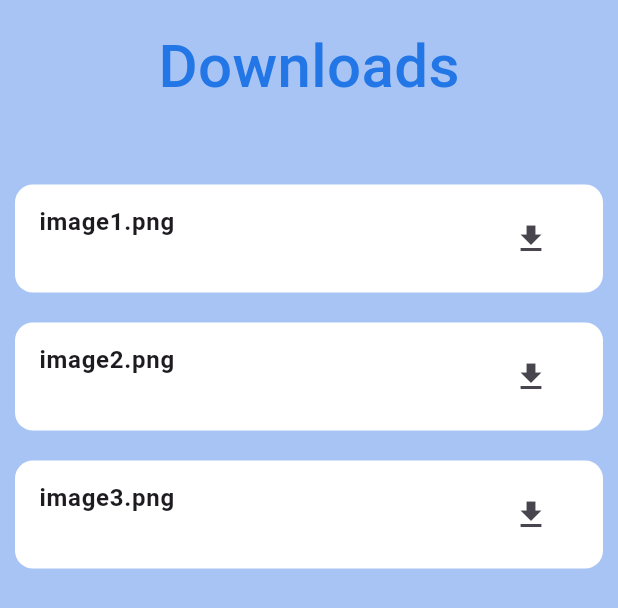
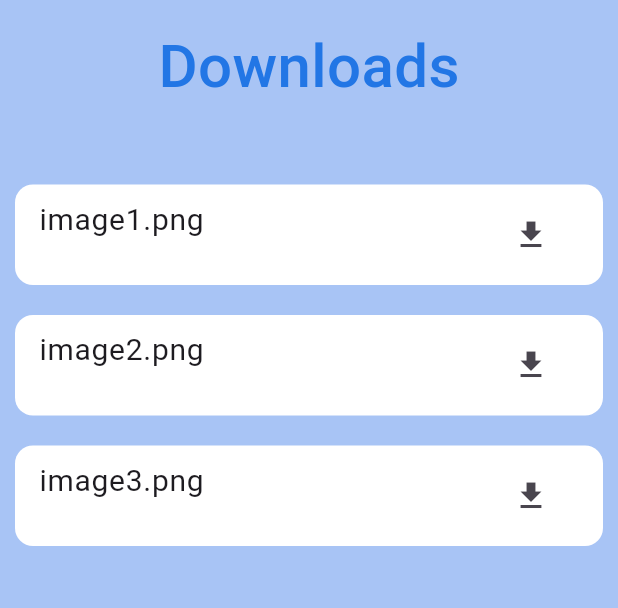
Before and after one commit to ChethaNavid/w4_flutter_practice, a Flutter app: the DownloadsScreen widget shown alone on an empty page, opened directly, on a phone screen of 412 x 824 dp. Shown: the top 608 px of the screen. Run offline on Flutter 3.47's test engine with Material 3 defaults, Android fonts, the phone set to English and light mode, and no system bars; project files that could hold a hidden picture were left out.

Commit message:
TASK-002 – Downloader (Switch to Provider)

```diff
--- a/lib/2_download_app/main.dart
+++ b/lib/2_download_app/main.dart
@@ -1,12 +1,17 @@
 import 'package:flutter/material.dart';
-
+import 'package:provider/provider.dart';
 import 'ui/providers/theme_color_provider.dart';
 import 'ui/screens/settings/settings_screen.dart';
 import 'ui/screens/downloads/downloads_screen.dart';
 import 'ui/theme/theme.dart';
 
 void main() {
-  runApp(const MyApp());
+  runApp(
+    ChangeNotifierProvider<ThemeColorProvider>(
+      create: (context) => ThemeColorProvider(),
+      builder: (context, child) => const MyApp(),
+    ),
+  );
 }
 
 class MyApp extends StatefulWidget {
@@ -19,10 +24,11 @@ class MyApp extends StatefulWidget {
 class _MyAppState extends State<MyApp> {
   int _currentIndex = 1;
 
-  final List<Widget> _pages =  [DownloadsScreen(), SettingsScreen()];
+  final List<Widget> _pages = [DownloadsScreen(), SettingsScreen()];
 
   @override
   Widget build(BuildContext context) {
+    ThemeColorProvider themeProvider = context.watch<ThemeColorProvider>();
     return MaterialApp(
       debugShowCheckedModeBanner: false,
       theme: appTheme,
--- a/lib/2_download_app/ui/providers/theme_color_provider.dart
+++ b/lib/2_download_app/ui/providers/theme_color_provider.dart
@@ -19,5 +19,3 @@ class ThemeColorProvider extends ChangeNotifier {
     notifyListeners();
   }
 }
-
-final themeProvider = ThemeColorProvider();
--- a/lib/2_download_app/ui/screens/downloads/downloads_screen.dart
+++ b/lib/2_download_app/ui/screens/downloads/downloads_screen.dart
@@ -1,4 +1,5 @@
 import 'package:flutter/material.dart';
+import 'package:provider/provider.dart';
 import 'package:w4_flutter_practice/2_download_app/ui/screens/downloads/widgets/download_tile.dart';
 import '../../providers/theme_color_provider.dart';
 import '../../theme/theme.dart';
@@ -23,9 +24,7 @@ class DownloadsScreen extends StatelessWidget {
 
   @override
   Widget build(BuildContext context) {
-    return ListenableBuilder(
-      listenable: themeProvider,
-      builder: (context, child) {
+    ThemeColorProvider themeProvider = context.read<ThemeColorProvider>();
     final currentThemeColor = themeProvider.currentThemeColor;
     return Container(
       color: currentThemeColor.backgroundColor,
@@ -49,9 +48,10 @@ class DownloadsScreen extends StatelessWidget {
               child: ListView.separated(
                 itemCount: ressources.length,
                 itemBuilder: (context, index) {
-                      final controller = controllers[index];
-
-                      return DownloadTile(controller: controller);
+                  return ChangeNotifierProvider<DownloadController>(
+                    create: (context) => DownloadController(ressources[index]),
+                    child: DownloadTile(),
+                  );
                 },
                 separatorBuilder: (context, index) {
                   return const SizedBox(height: 20);
@@ -62,7 +62,5 @@ class DownloadsScreen extends StatelessWidget {
         ],
       ),
     );
-      },
-    );
   }
 }
--- a/lib/2_download_app/ui/screens/downloads/widgets/download_tile.dart
+++ b/lib/2_download_app/ui/screens/downloads/widgets/download_tile.dart
@@ -1,28 +1,32 @@
 import 'package:flutter/material.dart';
+import 'package:provider/provider.dart';
 import 'package:w4_flutter_practice/2_download_app/ui/theme/theme.dart';
 
 import 'download_controler.dart';
 
 class DownloadTile extends StatelessWidget {
-  const DownloadTile({super.key, required this.controller});
-
-  final DownloadController controller;
+  const DownloadTile({super.key});
 
   // TODO
 
   @override
   Widget build(BuildContext context) {
-    return ListenableBuilder(
-      listenable: controller,
-      builder: (context, child) {
+    DownloadController controller = context.watch<DownloadController>();
+
     return Container(
       decoration: BoxDecoration(
         borderRadius: BorderRadius.circular(12),
         color: Colors.white,
       ),
       child: ListTile(
-            title: Text(controller.ressource.name, style: TextStyle(fontWeight: FontWeight.bold),),
-            subtitle: Text(controller.progressText, style: TextStyle(color: AppColors.textLight)),
+        title: Text(
+          controller.ressource.name,
+          style: AppTextStyles.label,
+        ),
+        subtitle: Text(
+          controller.progressText,
+          style: TextStyle(color: AppColors.textLight),
+        ),
         trailing: IconButton(
           onPressed: controller.status == DownloadStatus.notDownloaded
               ? controller.startDownload
@@ -31,7 +35,5 @@ class DownloadTile extends StatelessWidget {
         ),
       ),
     );
-      },
-    );
   }
 }
--- a/lib/2_download_app/ui/screens/settings/settings_screen.dart
+++ b/lib/2_download_app/ui/screens/settings/settings_screen.dart
@@ -1,4 +1,5 @@
 import 'package:flutter/material.dart';
+import 'package:provider/provider.dart';
 
 import '../../providers/theme_color_provider.dart';
 import '../../theme/theme.dart';
@@ -9,9 +10,7 @@ class SettingsScreen extends StatelessWidget {
 
   @override
   Widget build(BuildContext context) {
-    return ListenableBuilder(
-      listenable: themeProvider,
-      builder: (context, child) {
+    ThemeColorProvider themeProvider = context.watch<ThemeColorProvider>();
     final currentThemeColor = themeProvider.currentThemeColor;
     return Container(
       color: currentThemeColor.backgroundColor,
@@ -52,7 +51,5 @@ class SettingsScreen extends StatelessWidget {
         ],
       ),
     );
-      },
-    );
   }
 }
```
Lines whose indentation alone changed are shown as unchanged.
